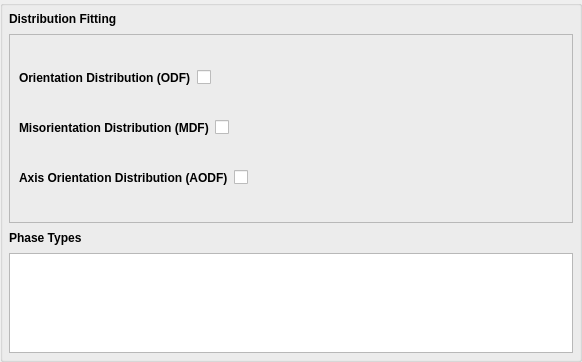
Qt form Source/FilterWidgets/DREAM3DLib/StatisticsFiltersWidgets/QGenerateEnsembleStatisticsWidget.ui (BlueQuartzSoftware/DREAM3D) before a commit.
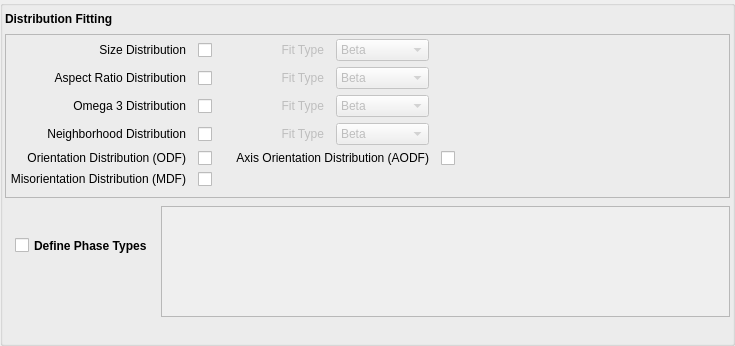
The same form after that commit. Icons and pictures are not drawn. Custom widgets are drawn as their Qt base class.

Commit message: Implementing the GUI for GenerateEnsembleStatistics which was a complete rewrite from earlier. Still need to write out the phase types to the prefs file.

```diff
--- a/Source/FilterWidgets/DREAM3DLib/StatisticsFiltersWidgets/QGenerateEnsembleStatisticsWidget.ui
+++ b/Source/FilterWidgets/DREAM3DLib/StatisticsFiltersWidgets/QGenerateEnsembleStatisticsWidget.ui
@@ -6,19 +6,34 @@
    <rect>
     <x>0</x>
     <y>0</y>
-    <width>582</width>
-    <height>362</height>
+    <width>735</width>
+    <height>346</height>
    </rect>
   </property>
   <layout class="QVBoxLayout" name="verticalLayout">
    <property name="spacing">
     <number>8</number>
    </property>
-   <property name="margin">
+   <property name="leftMargin">
+    <number>2</number>
+   </property>
+   <property name="topMargin">
+    <number>6</number>
+   </property>
+   <property name="rightMargin">
+    <number>2</number>
+   </property>
+   <property name="bottomMargin">
     <number>6</number>
    </property>
    <item>
     <widget class="QLabel" name="label">
+     <property name="sizePolicy">
+      <sizepolicy hsizetype="Maximum" vsizetype="Maximum">
+       <horstretch>0</horstretch>
+       <verstretch>0</verstretch>
+      </sizepolicy>
+     </property>
      <property name="styleSheet">
       <string notr="true">QLabel {
 font-weight: bold;
@@ -33,7 +48,7 @@
    <item>
     <widget class="QFrame" name="distributionTypeFrame">
      <property name="sizePolicy">
-      <sizepolicy hsizetype="Preferred" vsizetype="Expanding">
+      <sizepolicy hsizetype="Preferred" vsizetype="Maximum">
        <horstretch>0</horstretch>
        <verstretch>0</verstretch>
       </sizepolicy>
@@ -42,52 +57,237 @@
       <enum>QFrame::StyledPanel</enum>
      </property>
      <layout class="QVBoxLayout" name="distributionTypeLayout">
+      <property name="margin">
+       <number>4</number>
+      </property>
       <item>
-       <layout class="QHBoxLayout" name="horizontalLayout">
-        <item>
+       <layout class="QGridLayout" name="gridLayout">
+        <property name="horizontalSpacing">
+         <number>12</number>
+        </property>
+        <property name="bottomMargin">
+         <number>0</number>
+        </property>
+        <item row="0" column="0">
+         <widget class="QLabel" name="label_6">
+          <property name="styleSheet">
+           <string notr="true"/>
+          </property>
+          <property name="text">
+           <string>Size Distribution</string>
+          </property>
+          <property name="alignment">
+           <set>Qt::AlignRight|Qt::AlignTrailing|Qt::AlignVCenter</set>
+          </property>
+         </widget>
+        </item>
+        <item row="0" column="1">
+         <widget class="QCheckBox" name="calcSizeDistribution">
+          <property name="sizePolicy">
+           <sizepolicy hsizetype="Fixed" vsizetype="Preferred">
+            <horstretch>0</horstretch>
+            <verstretch>0</verstretch>
+           </sizepolicy>
+          </property>
+          <property name="text">
+           <string/>
+          </property>
+         </widget>
+        </item>
+        <item row="0" column="3">
+         <widget class="QLabel" name="label_2">
+          <property name="enabled">
+           <bool>false</bool>
+          </property>
+          <property name="text">
+           <string>Fit Type</string>
+          </property>
+          <property name="alignment">
+           <set>Qt::AlignRight|Qt::AlignTrailing|Qt::AlignVCenter</set>
+          </property>
+         </widget>
+        </item>
+        <item row="0" column="4">
+         <widget class="QComboBox" name="m_SizeDistributionFitType">
+          <property name="enabled">
+           <bool>false</bool>
+          </property>
+          <item>
+           <property name="text">
+            <string>Beta</string>
+           </property>
+          </item>
+          <item>
+           <property name="text">
+            <string>Log Normal</string>
+           </property>
+          </item>
+          <item>
+           <property name="text">
+            <string>Power Law</string>
+           </property>
+          </item>
+         </widget>
+        </item>
+        <item row="1" column="0">
+         <widget class="QLabel" name="label_7">
+          <property name="styleSheet">
+           <string notr="true"/>
+          </property>
+          <property name="text">
+           <string>Aspect Ratio Distribution</string>
+          </property>
+          <property name="alignment">
+           <set>Qt::AlignRight|Qt::AlignTrailing|Qt::AlignVCenter</set>
+          </property>
+         </widget>
+        </item>
+        <item row="1" column="1">
+         <widget class="QCheckBox" name="calcAspectRatioDistribution">
+          <property name="sizePolicy">
+           <sizepolicy hsizetype="Fixed" vsizetype="Preferred">
+            <horstretch>0</horstretch>
+            <verstretch>0</verstretch>
+           </sizepolicy>
+          </property>
+          <property name="text">
+           <string/>
+          </property>
+         </widget>
+        </item>
+        <item row="1" column="3">
+         <widget class="QLabel" name="label_8">
+          <property name="enabled">
+           <bool>false</bool>
+          </property>
+          <property name="text">
+           <string>Fit Type</string>
+          </property>
+          <property name="alignment">
+           <set>Qt::AlignRight|Qt::AlignTrailing|Qt::AlignVCenter</set>
+          </property>
+         </widget>
+        </item>
+        <item row="2" column="0">
+         <widget class="QLabel" name="label_9">
+          <property name="styleSheet">
+           <string notr="true"/>
+          </property>
+          <property name="text">
+           <string>Omega 3 Distribution</string>
+          </property>
+          <property name="alignment">
+           <set>Qt::AlignRight|Qt::AlignTrailing|Qt::AlignVCenter</set>
+          </property>
+         </widget>
+        </item>
+        <item row="2" column="1">
+         <widget class="QCheckBox" name="calcOmega3Distribution">
+          <property name="sizePolicy">
+           <sizepolicy hsizetype="Fixed" vsizetype="Preferred">
+            <horstretch>0</horstretch>
+            <verstretch>0</verstretch>
+           </sizepolicy>
+          </property>
+          <property name="text">
+           <string/>
+          </property>
+         </widget>
+        </item>
+        <item row="2" column="3">
+         <widget class="QLabel" name="label_10">
+          <property name="enabled">
+           <bool>false</bool>
+          </property>
+          <property name="text">
+           <string>Fit Type</string>
+          </property>
+          <property name="alignment">
+           <set>Qt::AlignRight|Qt::AlignTrailing|Qt::AlignVCenter</set>
+          </property>
+         </widget>
+        </item>
+        <item row="3" column="0">
+         <widget class="QLabel" name="label_11">
+          <property name="styleSheet">
+           <string notr="true"/>
+          </property>
+          <property name="text">
+           <string>Neighborhood Distribution</string>
+          </property>
+          <property name="alignment">
+           <set>Qt::AlignRight|Qt::AlignTrailing|Qt::AlignVCenter</set>
+          </property>
+         </widget>
+        </item>
+        <item row="3" column="1">
+         <widget class="QCheckBox" name="calcNeighborhoodDistribution">
+          <property name="sizePolicy">
+           <sizepolicy hsizetype="Fixed" vsizetype="Preferred">
+            <horstretch>0</horstretch>
+            <verstretch>0</verstretch>
+           </sizepolicy>
+          </property>
+          <property name="text">
+           <string/>
+          </property>
+         </widget>
+        </item>
+        <item row="3" column="3">
+         <widget class="QLabel" name="label_12">
+          <property name="enabled">
+           <bool>false</bool>
+          </property>
+          <property name="text">
+           <string>Fit Type</string>
+          </property>
+          <property name="alignment">
+           <set>Qt::AlignRight|Qt::AlignTrailing|Qt::AlignVCenter</set>
+          </property>
+         </widget>
+        </item>
+        <item row="4" column="0">
          <widget class="QLabel" name="label_3">
+          <property name="sizePolicy">
+           <sizepolicy hsizetype="Preferred" vsizetype="Maximum">
+            <horstretch>0</horstretch>
+            <verstretch>0</verstretch>
+           </sizepolicy>
+          </property>
           <property name="styleSheet">
-           <string notr="true">QLabel {
-font-weight: bold;
-font-size: 12px;
-}</string>
+           <string notr="true"/>
           </property>
           <property name="text">
            <string>Orientation Distribution (ODF)</string>
           </property>
+          <property name="alignment">
+           <set>Qt::AlignRight|Qt::AlignTrailing|Qt::AlignVCenter</set>
+          </property>
          </widget>
         </item>
-        <item>
-         <widget class="QCheckBox" name="m_ODFWidget">
+        <item row="4" column="1">
+         <widget class="QCheckBox" name="calcODF">
+          <property name="sizePolicy">
+           <sizepolicy hsizetype="Fixed" vsizetype="Maximum">
+            <horstretch>0</horstretch>
+            <verstretch>0</verstretch>
+           </sizepolicy>
+          </property>
           <property name="text">
            <string/>
           </property>
          </widget>
         </item>
-        <item>
-         <spacer name="horizontalSpacer">
-          <property name="orientation">
-           <enum>Qt::Horizontal</enum>
-          </property>
-          <property name="sizeHint" stdset="0">
-           <size>
-            <width>40</width>
-            <height>20</height>
-           </size>
-          </property>
-         </spacer>
-        </item>
-       </layout>
-      </item>
-      <item>
-       <layout class="QHBoxLayout" name="horizontalLayout_2">
-        <item>
+        <item row="5" column="0">
          <widget class="QLabel" name="label_4">
+          <property name="sizePolicy">
+           <sizepolicy hsizetype="Preferred" vsizetype="Maximum">
+            <horstretch>0</horstretch>
+            <verstretch>0</verstretch>
+           </sizepolicy>
+          </property>
           <property name="styleSheet">
-           <string notr="true">QLabel {
-font-weight: bold;
-font-size: 12px;
-}</string>
+           <string notr="true"/>
           </property>
           <property name="frameShape">
            <enum>QFrame::NoFrame</enum>
@@ -95,54 +295,127 @@
           <property name="text">
            <string>Misorientation Distribution (MDF)</string>
           </property>
+          <property name="alignment">
+           <set>Qt::AlignRight|Qt::AlignTrailing|Qt::AlignVCenter</set>
+          </property>
          </widget>
         </item>
-        <item>
-         <widget class="QCheckBox" name="m_MDFWidget">
+        <item row="5" column="1">
+         <widget class="QCheckBox" name="calcMDF">
+          <property name="sizePolicy">
+           <sizepolicy hsizetype="Fixed" vsizetype="Maximum">
+            <horstretch>0</horstretch>
+            <verstretch>0</verstretch>
+           </sizepolicy>
+          </property>
           <property name="text">
            <string/>
           </property>
          </widget>
         </item>
-        <item>
+        <item row="1" column="4">
+         <widget class="QComboBox" name="m_AspectRatioDistributionFitType">
+          <property name="enabled">
+           <bool>false</bool>
+          </property>
+          <item>
+           <property name="text">
+            <string>Beta</string>
+           </property>
+          </item>
+          <item>
+           <property name="text">
+            <string>Log Normal</string>
+           </property>
+          </item>
+          <item>
+           <property name="text">
+            <string>Power Law</string>
+           </property>
+          </item>
+         </widget>
+        </item>
+        <item row="2" column="4">
+         <widget class="QComboBox" name="m_Omega3DistributionFitType">
+          <property name="enabled">
+           <bool>false</bool>
+          </property>
+          <item>
+           <property name="text">
+            <string>Beta</string>
+           </property>
+          </item>
+          <item>
+           <property name="text">
+            <string>Log Normal</string>
+           </property>
+          </item>
+          <item>
+           <property name="text">
+            <string>Power Law</string>
+           </property>
+          </item>
+         </widget>
+        </item>
+        <item row="3" column="4">
+         <widget class="QComboBox" name="m_NeighborhoodDistributionFitType">
+          <property name="enabled">
+           <bool>false</bool>
+          </property>
+          <item>
+           <property name="text">
+            <string>Beta</string>
+           </property>
+          </item>
+          <item>
+           <property name="text">
+            <string>Log Normal</string>
+           </property>
+          </item>
+          <item>
+           <property name="text">
+            <string>Power Law</string>
+           </property>
+          </item>
+         </widget>
+        </item>
+        <item row="0" column="2" rowspan="7">
          <spacer name="horizontalSpacer_2">
           <property name="orientation">
            <enum>Qt::Horizontal</enum>
           </property>
+          <property name="sizeType">
+           <enum>QSizePolicy::Fixed</enum>
+          </property>
           <property name="sizeHint" stdset="0">
            <size>
-            <width>40</width>
+            <width>12</width>
             <height>20</height>
            </size>
           </property>
          </spacer>
         </item>
-       </layout>
-      </item>
-      <item>
-       <layout class="QHBoxLayout" name="horizontalLayout_3">
-        <item>
+        <item row="4" column="3" colspan="2">
          <widget class="QLabel" name="label_5">
+          <property name="sizePolicy">
+           <sizepolicy hsizetype="Preferred" vsizetype="Maximum">
+            <horstretch>0</horstretch>
+            <verstretch>0</verstretch>
+           </sizepolicy>
+          </property>
           <property name="styleSheet">
-           <string notr="true">QLabel {
-font-weight: bold;
-font-size: 12px;
-}</string>
+           <string notr="true"/>
           </property>
           <property name="text">
            <string>Axis Orientation Distribution (AODF)</string>
           </property>
-         </widget>
-        </item>
-        <item>
-         <widget class="QCheckBox" name="m_AxisODFWidget">
-          <property name="text">
-           <string/>
+          <property name="alignment">
+           <set>Qt::AlignRight|Qt::AlignTrailing|Qt::AlignVCenter</set>
           </property>
          </widget>
         </item>
-        <item>
-         <spacer name="horizontalSpacer_3">
+        <item row="3" column="5">
+         <spacer name="horizontalSpacer">
           <property name="orientation">
            <enum>Qt::Horizontal</enum>
           </property>
@@ -154,51 +427,229 @@
           </property>
          </spacer>
         </item>
+        <item row="4" column="5">
+         <widget class="QCheckBox" name="calcAODF">
+          <property name="sizePolicy">
+           <sizepolicy hsizetype="Fixed" vsizetype="Maximum">
+            <horstretch>0</horstretch>
+            <verstretch>0</verstretch>
+           </sizepolicy>
+          </property>
+          <property name="text">
+           <string/>
+          </property>
+         </widget>
+        </item>
        </layout>
       </item>
      </layout>
     </widget>
    </item>
    <item>
-    <widget class="QLabel" name="label_2">
-     <property name="styleSheet">
-      <string notr="true">QLabel {
+    <layout class="QHBoxLayout" name="horizontalLayout_4">
+     <property name="bottomMargin">
+      <number>0</number>
+     </property>
+     <item>
+      <layout class="QGridLayout" name="gridLayout_2">
+       <property name="leftMargin">
+        <number>10</number>
+       </property>
+       <item row="0" column="0" colspan="2">
+        <widget class="QCheckBox" name="m_DefinePhaseTypes">
+         <property name="sizePolicy">
+          <sizepolicy hsizetype="MinimumExpanding" vsizetype="Preferred">
+           <horstretch>0</horstretch>
+           <verstretch>0</verstretch>
+          </sizepolicy>
+         </property>
+         <property name="styleSheet">
+          <string notr="true">QCheckBox {
 font-weight: bold;
 font-size: 12px;
 }</string>
-     </property>
-     <property name="text">
-      <string>Phase Types</string>
-     </property>
-    </widget>
+         </property>
+         <property name="text">
+          <string>Define Phase Types</string>
+         </property>
+        </widget>
+       </item>
+       <item row="1" column="0">
+        <widget class="QPushButton" name="addPhaseType">
+         <property name="enabled">
+          <bool>false</bool>
+         </property>
+         <property name="sizePolicy">
+          <sizepolicy hsizetype="Fixed" vsizetype="Fixed">
+           <horstretch>0</horstretch>
+           <verstretch>0</verstretch>
+          </sizepolicy>
+         </property>
+         <property name="minimumSize">
+          <size>
+           <width>24</width>
+           <height>24</height>
+          </size>
+         </property>
+         <property name="maximumSize">
+          <size>
+           <width>24</width>
+           <height>24</height>
+          </size>
+         </property>
+         <property name="toolTip">
+          <string>Add Phase Type</string>
+         </property>
+         <property name="statusTip">
+          <string/>
+         </property>
+         <property name="whatsThis">
+          <string/>
+         </property>
+         <property name="text">
+          <string/>
+         </property>
+         <property name="icon">
+          <iconset resource="../../../../Resources/icons/images/Icons.qrc">
+           <normaloff>:/add2.png</normaloff>:/add2.png</iconset>
+         </property>
+         <property name="iconSize">
+          <size>
+           <width>24</width>
+           <height>24</height>
+          </size>
+         </property>
+         <property name="flat">
+          <bool>true</bool>
+         </property>
+        </widget>
+       </item>
+       <item row="1" column="1">
+        <widget class="QPushButton" name="removePhaseType">
+         <property name="enabled">
+          <bool>false</bool>
+         </property>
+         <property name="sizePolicy">
+          <sizepolicy hsizetype="Fixed" vsizetype="Fixed">
+           <horstretch>0</horstretch>
+           <verstretch>0</verstretch>
+          </sizepolicy>
+         </property>
+         <property name="minimumSize">
+          <size>
+           <width>24</width>
+           <height>24</height>
+          </size>
+         </property>
+         <property name="maximumSize">
+          <size>
+           <width>24</width>
+           <height>24</height>
+          </size>
+         </property>
+         <property name="toolTip">
+          <string>Delete Phase Type</string>
+         </property>
+         <property name="statusTip">
+          <string/>
+         </property>
+         <property name="text">
+          <string/>
+         </property>
+         <property name="icon">
+          <iconset resource="../../../../Resources/icons/images/Icons.qrc">
+           <normaloff>:/delete2.png</normaloff>:/delete2.png</iconset>
+         </property>
+         <property name="iconSize">
+          <size>
+           <width>24</width>
+           <height>24</height>
+          </size>
+         </property>
+         <property name="flat">
+          <bool>true</bool>
+         </property>
+        </widget>
+       </item>
+      </layout>
+     </item>
+     <item>
+      <widget class="QTableWidget" name="phaseTypeTableWidget">
+       <property name="enabled">
+        <bool>false</bool>
+       </property>
+       <property name="sizePolicy">
+        <sizepolicy hsizetype="MinimumExpanding" vsizetype="Preferred">
+         <horstretch>0</horstretch>
+         <verstretch>0</verstretch>
+        </sizepolicy>
+       </property>
+       <property name="minimumSize">
+        <size>
+         <width>0</width>
+         <height>0</height>
+        </size>
+       </property>
+       <property name="maximumSize">
+        <size>
+         <width>16777215</width>
+         <height>16777215</height>
+        </size>
+       </property>
+       <property name="editTriggers">
+        <set>QAbstractItemView::AllEditTriggers</set>
+       </property>
+       <property name="alternatingRowColors">
+        <bool>true</bool>
+       </property>
+       <property name="selectionBehavior">
+        <enum>QAbstractItemView::SelectRows</enum>
+       </property>
+       <property name="columnCount">
+        <number>1</number>
+       </property>
+       <attribute name="horizontalHeaderVisible">
+        <bool>false</bool>
+       </attribute>
+       <attribute name="horizontalHeaderDefaultSectionSize">
+        <number>300</number>
+       </attribute>
+       <attribute name="verticalHeaderVisible">
+        <bool>true</bool>
+       </attribute>
+       <attribute name="verticalHeaderHighlightSections">
+        <bool>false</bool>
+       </attribute>
+       <column/>
+      </widget>
+     </item>
+    </layout>
    </item>
    <item>
-    <widget class="QListWidget" name="phaseTypeList">
-     <property name="sizePolicy">
-      <sizepolicy hsizetype="Preferred" vsizetype="Preferred">
-       <horstretch>0</horstretch>
-       <verstretch>0</verstretch>
-      </sizepolicy>
+    <layout class="QHBoxLayout" name="horizontalLayout_5">
+     <property name="spacing">
+      <number>8</number>
      </property>
-     <property name="minimumSize">
-      <size>
-       <width>0</width>
-       <height>100</height>
-      </size>
+     <property name="leftMargin">
+      <number>5</number>
      </property>
-     <property name="maximumSize">
-      <size>
-       <width>16777215</width>
-       <height>100</height>
-      </size>
+     <property name="bottomMargin">
+      <number>0</number>
      </property>
-     <property name="editTriggers">
-      <set>QAbstractItemView::AllEditTriggers</set>
-     </property>
-     <property name="alternatingRowColors">
-      <bool>true</bool>
-     </property>
-    </widget>
+     <item>
+      <spacer name="horizontalSpacer_4">
+       <property name="orientation">
+        <enum>Qt::Horizontal</enum>
+       </property>
+       <property name="sizeHint" stdset="0">
+        <size>
+         <width>40</width>
+         <height>20</height>
+        </size>
+       </property>
+      </spacer>
+     </item>
+    </layout>
    </item>
   </layout>
  </widget>
```
Left out of the diff: 378 changed lines with no effect on the pictures. The commit also changes 8 other files.
